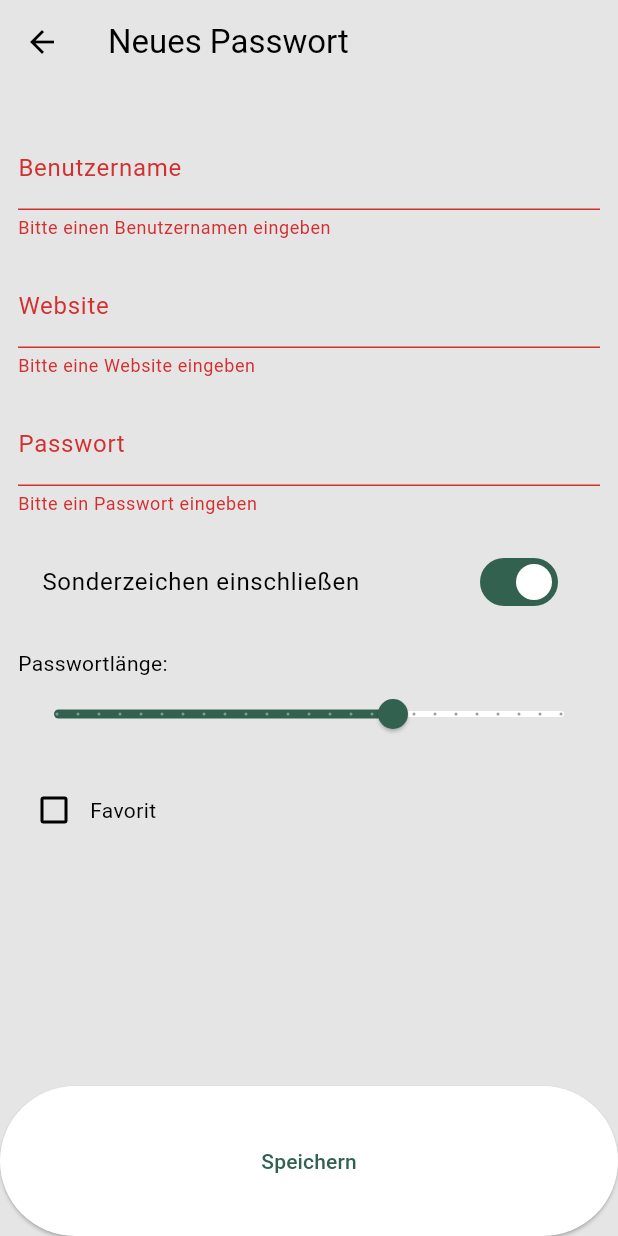
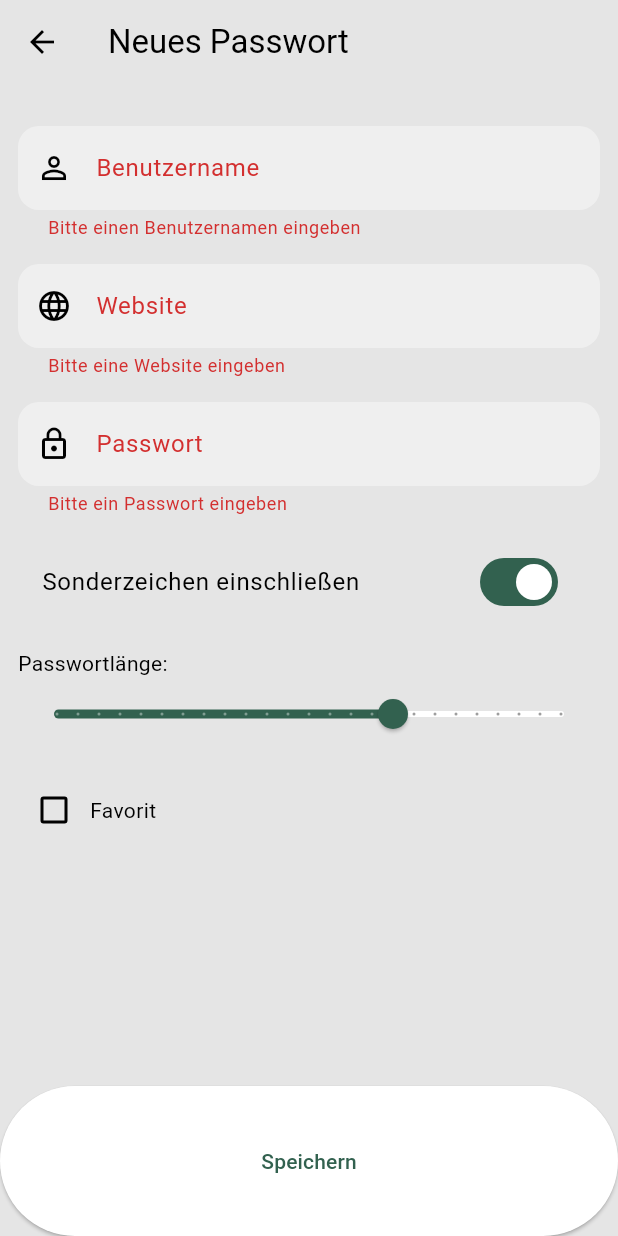
Before and after one commit to mhmmdlkts/Cipher-Eye, a Flutter app: the AddNewPasswordScreen screen opened directly, after a tap on "Speichern", on a phone screen of 412 x 824 dp. Run offline on Flutter 3.47's test engine with Material 3 defaults, Android fonts, the phone set to English and light mode, and no system bars; our stand-ins replace cloud_firestore, device_info_plus, firebase_auth, firebase_core, flutter_riverpod, flutter_secure_storage and 2 more; missing offline and left inert: encrypt, firebase_ui_auth, kreiseck_branding; accounts and stored records are empty; generated files the repository leaves out were written again.

Commit message:
Riverpod foundation + key provider + modern text fields
- Add flutter_riverpod, wrap app in ProviderScope
- keyProvider/hasKeyProvider: reactive encryption-key state (no-key banner now updates live when the key is set/removed)
- AppTextField: reusable modern filled/rounded text field with optional icon + validation
- SettingsScreen + HomePage -> ConsumerStatefulWidget using the key provider
- AddNewPasswordScreen fields -> AppTextField
- First slice of the setState/static-service -> Riverpod migration; passwords/person/lock providers next

Co-Authored-By: Claude Opus 4.8 <noreply@anthropic.com>

```diff
--- a/lib/main.dart
+++ b/lib/main.dart
@@ -4,6 +4,7 @@ import 'package:firebase_auth/firebase_auth.dart' as auth;
 import 'package:firebase_core/firebase_core.dart';
 import 'package:firebase_ui_auth/firebase_ui_auth.dart';
 import 'package:flutter/material.dart';
+import 'package:flutter_riverpod/flutter_riverpod.dart';
 import 'package:kreiseck_branding/kreiseck_branding.dart';
 
 import 'firebase_options.dart';
@@ -13,7 +14,7 @@ void main() async {
   await Firebase.initializeApp(
     options: DefaultFirebaseOptions.currentPlatform,
   );
-  runApp(const MyApp());
+  runApp(const ProviderScope(child: MyApp()));
 }
 
 class MyApp extends StatelessWidget {
--- a/lib/screens/add_new_password_screen.dart
+++ b/lib/screens/add_new_password_screen.dart
@@ -5,6 +5,7 @@ import 'package:flutter/material.dart';
 
 import '../services/clipboard_service.dart';
 import '../services/password_service.dart';
+import '../widgets/app_text_field.dart';
 
 class AddNewPasswordScreen extends StatefulWidget {
   const AddNewPasswordScreen({super.key});
@@ -78,49 +79,37 @@ class _AddNewPasswordScreenState extends State<AddNewPasswordScreen> {
                     }),
                   ),
                   const SizedBox(height: 16),
-                  TextFormField(
+                  AppTextField(
                     controller: _usernameController,
-                    decoration: InputDecoration(
-                      labelText: 'Benutzername',
-                      hintText: 'Benutzername eingeben',
-                      enabled: !isLoading
-                    ),
-                    validator: (String? value) {
-                      if (value == null || value.isEmpty) {
-                        return 'Bitte einen Benutzernamen eingeben';
-                      }
-                      return null;
-                    },
+                    label: 'Benutzername',
+                    hint: 'Benutzername eingeben',
+                    prefixIcon: Icons.person_outline,
+                    enabled: !isLoading,
+                    validator: (value) => (value == null || value.isEmpty)
+                        ? 'Bitte einen Benutzernamen eingeben'
+                        : null,
                   ),
                   const SizedBox(height: 16),
-                  TextFormField(
+                  AppTextField(
                     controller: _websiteController,
-                    decoration: InputDecoration(
-                      labelText: 'Website',
-                      hintText: 'Website eingeben',
-                        enabled: !isLoading
-                    ),
-                    validator: (String? value) {
-                      if (value == null || value.isEmpty) {
-                        return 'Bitte eine Website eingeben';
-                      }
-                      return null;
-                    },
+                    label: 'Website',
+                    hint: 'Website eingeben',
+                    prefixIcon: Icons.language,
+                    enabled: !isLoading,
+                    validator: (value) => (value == null || value.isEmpty)
+                        ? 'Bitte eine Website eingeben'
+                        : null,
                   ),
                   const SizedBox(height: 16),
-                  TextFormField(
+                  AppTextField(
                     controller: _passwordController,
-                    decoration: InputDecoration(
-                        labelText: 'Passwort',
-                        hintText: 'Passwort eingeben',
-                        enabled: !isLoading
-                    ),
-                    validator: (String? value) {
-                      if (value == null || value.isEmpty) {
-                        return 'Bitte ein Passwort eingeben';
-                      }
-                      return null;
-                    },
+                    label: 'Passwort',
+                    hint: 'Passwort eingeben',
+                    prefixIcon: Icons.lock_outline,
+                    enabled: !isLoading,
+                    validator: (value) => (value == null || value.isEmpty)
+                        ? 'Bitte ein Passwort eingeben'
+                        : null,
                   ),
                   const SizedBox(height: 16),
                   SwitchListTile(
--- /dev/null
+++ b/lib/widgets/app_text_field.dart
@@ -0,0 +1,74 @@
+import 'package:flutter/material.dart';
+
+/// A modern, reusable text field: filled, rounded, optional leading icon.
+/// Wraps [TextFormField] so it works both with and without form validation.
+class AppTextField extends StatelessWidget {
+  const AppTextField({
+    super.key,
+    this.controller,
+    this.label,
+    this.hint,
+    this.prefixIcon,
+    this.obscureText = false,
+    this.maxLength,
+    this.enabled = true,
+    this.autofocus = false,
+    this.keyboardType,
+    this.textInputAction,
+    this.validator,
+    this.onChanged,
+    this.onSubmitted,
+  });
+
+  final TextEditingController? controller;
+  final String? label;
+  final String? hint;
+  final IconData? prefixIcon;
+  final bool obscureText;
+  final int? maxLength;
+  final bool enabled;
+  final bool autofocus;
+  final TextInputType? keyboardType;
+  final TextInputAction? textInputAction;
+  final String? Function(String?)? validator;
+  final ValueChanged<String>? onChanged;
+  final ValueChanged<String>? onSubmitted;
+
+  @override
+  Widget build(BuildContext context) {
+    final scheme = Theme.of(context).colorScheme;
+    return TextFormField(
+      controller: controller,
+      obscureText: obscureText,
+      maxLength: maxLength,
+      enabled: enabled,
+      autofocus: autofocus,
+      keyboardType: keyboardType,
+      textInputAction: textInputAction,
+      validator: validator,
+      onChanged: onChanged,
+      onFieldSubmitted: onSubmitted,
+      decoration: InputDecoration(
+        labelText: label,
+        hintText: hint,
+        prefixIcon: prefixIcon == null ? null : Icon(prefixIcon),
+        filled: true,
+        fillColor: scheme.surfaceContainerHighest.withValues(alpha: 0.4),
+        contentPadding:
+            const EdgeInsets.symmetric(horizontal: 16, vertical: 16),
+        border: OutlineInputBorder(
+          borderRadius: BorderRadius.circular(14),
+          borderSide: BorderSide.none,
+        ),
+        enabledBorder: OutlineInputBorder(
+          borderRadius: BorderRadius.circular(14),
+          borderSide: BorderSide.none,
+        ),
+        focusedBorder: OutlineInputBorder(
+          borderRadius: BorderRadius.circular(14),
+          borderSide: BorderSide(color: scheme.primary, width: 1.5),
+        ),
+      ),
+    );
+  }
+}
--- a/pubspec.yaml
+++ b/pubspec.yaml
@@ -13,6 +13,7 @@ dependencies:
     sdk: flutter
 
   cupertino_icons: ^1.0.9
+  flutter_riverpod: ^2.6.1
   firebase_core: ^4.10.0
   cloud_firestore: ^6.5.0
   firebase_auth: ^6.5.2
```
Also changed, not shown: lib/providers/key_provider.dart (added, +26 -0 lines), lib/screens/home_page.dart (+8 -6 lines), lib/screens/settings_screen.dart (+68 -79 lines), pubspec.lock.
